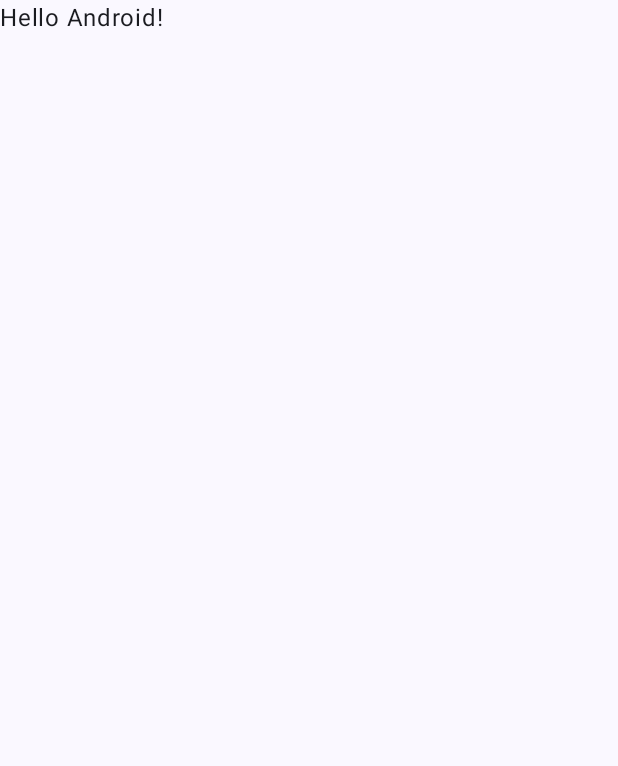
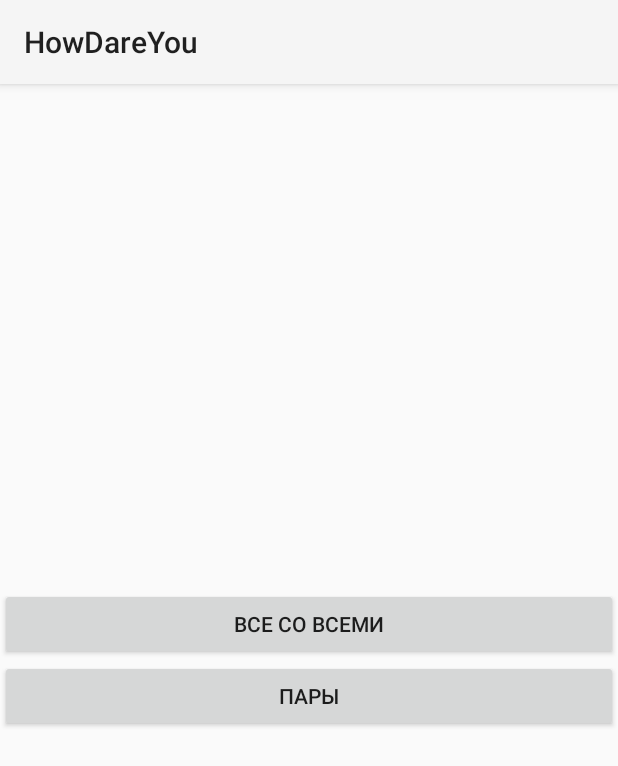
Before and after one commit to vladislav-larionov/HowDareYou, an Android app built with Jetpack Compose: the screen it shows after launch (MainActivity), on a phone screen of 412 x 824 dp. Before the commit the part shown is almost empty. Shown: the top 766 px of the screen. Run offline under Robolectric (Android 15) with nearby library versions, the phone set to English and light mode, and no system bars.

Commit message:
Add main menu and create users screens

```diff
--- a/app/src/main/java/com/example/howdareyou/MainActivity.kt
+++ b/app/src/main/java/com/example/howdareyou/MainActivity.kt
@@ -1,47 +1,24 @@
 package com.example.howdareyou
 
+import android.content.Intent
 import android.os.Bundle
+import android.view.View
 import androidx.activity.ComponentActivity
-import androidx.activity.compose.setContent
 import androidx.activity.enableEdgeToEdge
-import androidx.compose.foundation.layout.fillMaxSize
-import androidx.compose.foundation.layout.padding
-import androidx.compose.material3.Scaffold
-import androidx.compose.material3.Text
-import androidx.compose.runtime.Composable
-import androidx.compose.ui.Modifier
-import androidx.compose.ui.tooling.preview.Preview
-import com.example.howdareyou.ui.theme.HowDareYouTheme
+import androidx.appcompat.app.AppCompatActivity
 
-class MainActivity : ComponentActivity() {
+
+class MainActivity : AppCompatActivity() {
     override fun onCreate(savedInstanceState: Bundle?) {
         super.onCreate(savedInstanceState)
-        enableEdgeToEdge()
-        setContent {
-            HowDareYouTheme {
-                Scaffold(modifier = Modifier.fillMaxSize()) { innerPadding ->
-                    Greeting(
-                        name = "Android",
-                        modifier = Modifier.padding(innerPadding)
-                    )
-                }
-            }
-        }
+        setContentView(R.layout.activity_main)
+    }
+
+    fun onTogetherClicked(view: View) {
+
+    }
+    fun onPairsClicked(view: View) {
+        val intent = Intent(this, CreatePairActivity::class.java)
+        startActivity(intent)
     }
 }
-
-@Composable
-fun Greeting(name: String, modifier: Modifier = Modifier) {
-    Text(
-        text = "Hello $name!",
-        modifier = modifier
-    )
-}
-
-@Preview(showBackground = true)
-@Composable
-fun GreetingPreview() {
-    HowDareYouTheme {
-        Greeting("Android")
-    }
-}
--- /dev/null
+++ b/app/src/main/res/layout/activity_main.xml
@@ -0,0 +1,21 @@
+<?xml version="1.0" encoding="utf-8"?>
+<LinearLayout xmlns:android="http://schemas.android.com/apk/res/android"
+    android:layout_width="match_parent"
+    android:layout_height="match_parent"
+    android:gravity="center"
+    android:orientation="vertical">
+
+    <Button
+        android:id="@+id/allTogether"
+        android:layout_width="match_parent"
+        android:layout_height="wrap_content"
+        android:onClick="onTogetherClicked"
+        android:text="Все со всеми" />
+
+    <Button
+        android:id="@+id/pairs"
+        android:layout_width="match_parent"
+        android:layout_height="wrap_content"
+        android:onClick="onPairsClicked"
+        android:text="Пары" />
+</LinearLayout>
```
Also changed, not shown: app/build.gradle (+7 -0 lines), app/src/main/AndroidManifest.xml (+6 -2 lines), app/src/main/java/com/example/howdareyou/CreatePairActivity.kt (added, +66 -0 lines), app/src/main/java/com/example/howdareyou/Player.kt (added, +10 -0 lines), app/src/main/java/com/example/howdareyou/PlayersAdapter.kt (added, +48 -0 lines), app/src/main/res/layout/activity_create_pair.xml (added, +70 -0 lines), app/src/main/res/layout/player_list_item.xml (added, +27 -0 lines), app/src/main/res/values/sex.xml (added, +8 -0 lines), gradle/libs.versions.toml (+14 -0 lines).
